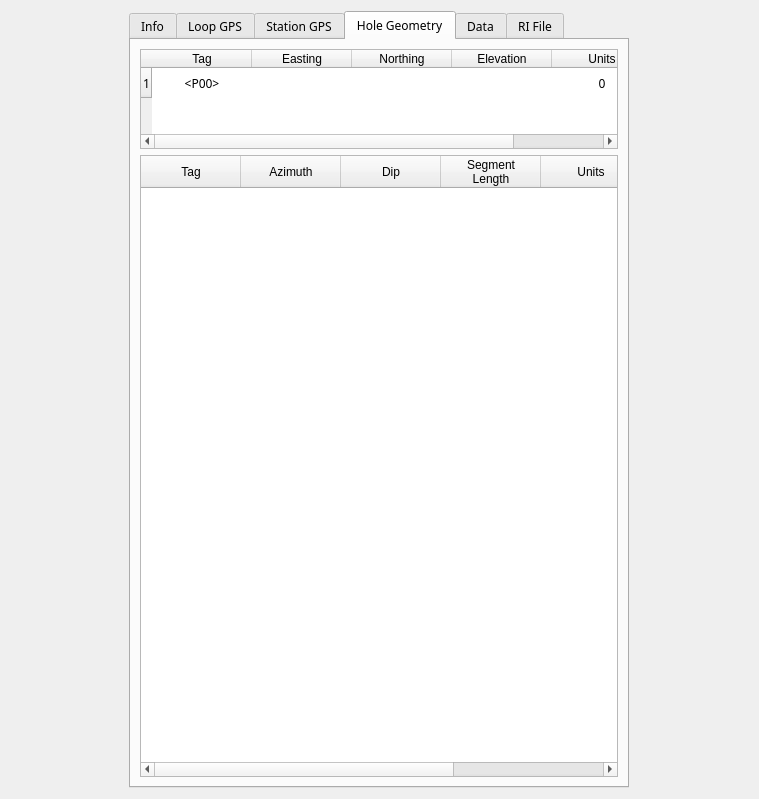
Qt form src/qt_ui/pem_info_widget.ui (Eric-Meunier/Processor-Suite) before a commit.
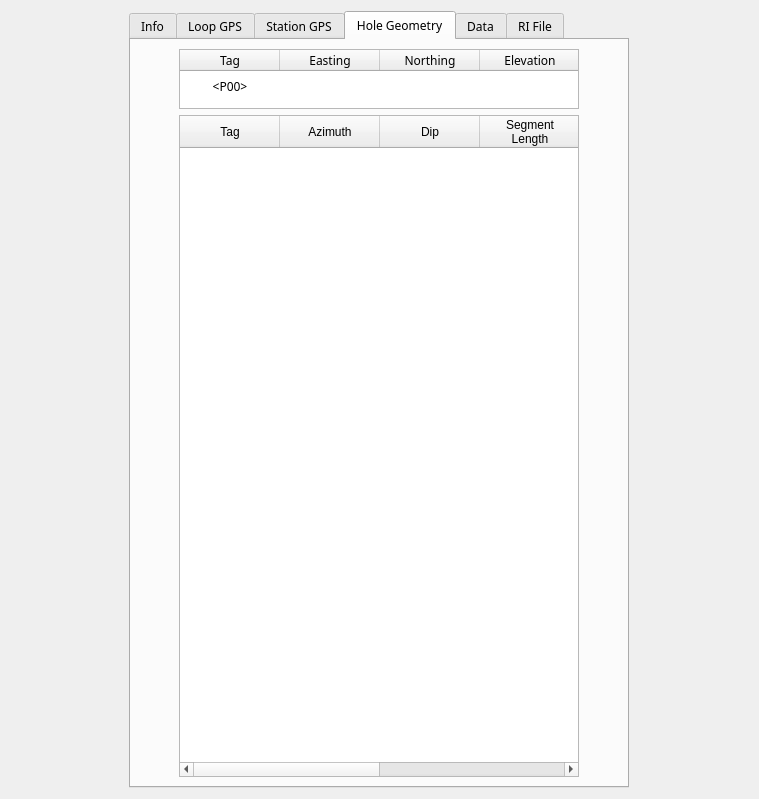
The same form after that commit. The open tabs and pages were chosen to show the change.

```diff
--- a/src/qt_ui/pem_info_widget.ui
+++ b/src/qt_ui/pem_info_widget.ui
@@ -529,35 +529,53 @@
        <item row="0" column="0">
         <widget class="QTableWidget" name="collarGPSTable">
          <property name="sizePolicy">
-          <sizepolicy hsizetype="Expanding" vsizetype="Minimum">
+          <sizepolicy hsizetype="Expanding" vsizetype="Fixed">
            <horstretch>0</horstretch>
            <verstretch>0</verstretch>
           </sizepolicy>
          </property>
          <property name="minimumSize">
           <size>
-           <width>0</width>
-           <height>70</height>
+           <width>400</width>
+           <height>60</height>
           </size>
          </property>
          <property name="maximumSize">
           <size>
-           <width>16777215</width>
-           <height>100</height>
+           <width>400</width>
+           <height>60</height>
           </size>
          </property>
+         <property name="verticalScrollBarPolicy">
+          <enum>Qt::ScrollBarAlwaysOff</enum>
+         </property>
+         <property name="horizontalScrollBarPolicy">
+          <enum>Qt::ScrollBarAlwaysOff</enum>
+         </property>
          <property name="selectionBehavior">
           <enum>QAbstractItemView::SelectRows</enum>
          </property>
          <property name="showGrid">
           <bool>false</bool>
          </property>
+         <property name="cornerButtonEnabled">
+          <bool>true</bool>
+         </property>
          <property name="rowCount">
           <number>1</number>
          </property>
          <attribute name="horizontalHeaderHighlightSections">
           <bool>false</bool>
          </attribute>
+         <attribute name="verticalHeaderVisible">
+          <bool>false</bool>
+         </attribute>
+         <attribute name="verticalHeaderCascadingSectionResizes">
+          <bool>false</bool>
+         </attribute>
+         <attribute name="verticalHeaderDefaultSectionSize">
+          <number>30</number>
+         </attribute>
          <row/>
          <column>
           <property name="text">
@@ -628,6 +646,12 @@
        </item>
        <item row="1" column="0">
         <widget class="QTableWidget" name="geometryTable">
+         <property name="maximumSize">
+          <size>
+           <width>400</width>
+           <height>16777215</height>
+          </size>
+         </property>
          <property name="selectionBehavior">
           <enum>QAbstractItemView::SelectRows</enum>
          </property>
```
Left out of the diff: 12 changed lines with no effect on the pictures.
